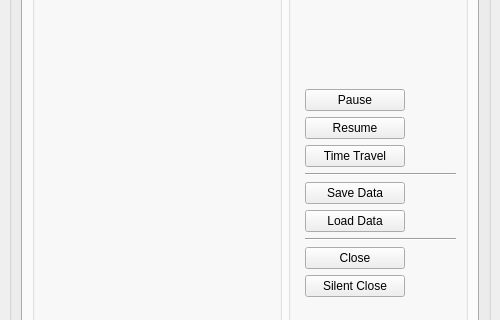
Qt form GUI/Main.ui (hratcliffe/TimeTrackerTwo) before a commit; both pictures show x 0 to 500 and y 101 to 421 of the 500 by 600 pixel window.
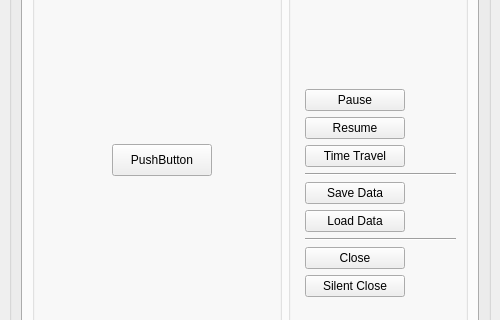
The same form after that commit. The open tabs and pages were chosen to show the change.

```diff
--- a/GUI/Main.ui
+++ b/GUI/Main.ui
@@ -137,6 +137,19 @@
                <property name="title">
                 <string/>
                </property>
+               <widget class="QPushButton" name="t_test_button">
+                <property name="geometry">
+                 <rect>
+                  <x>80</x>
+                  <y>190</y>
+                  <width>100</width>
+                  <height>32</height>
+                 </rect>
+                </property>
+                <property name="text">
+                 <string>PushButton</string>
+                </property>
+               </widget>
               </widget>
              </item>
              <item row="0" column="1">
```
Left out of the diff: 2 changed lines with no effect on the pictures.
